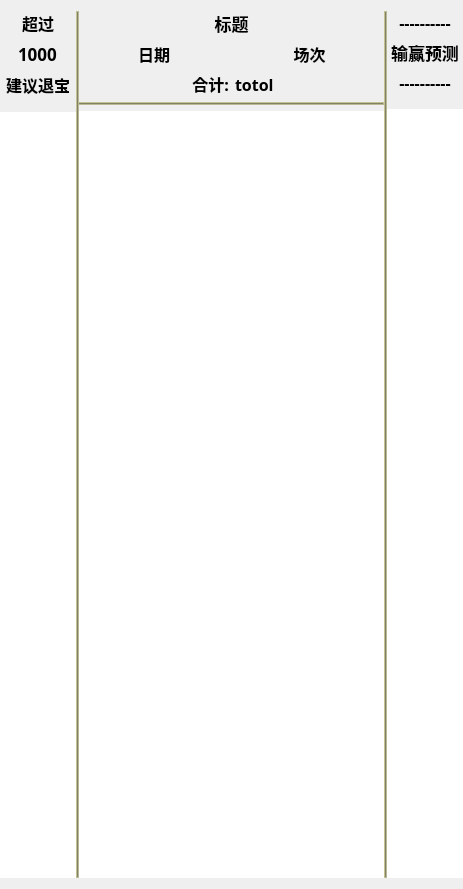
This is wx/QGuiCharts.ui in weibo6631352/wx as Qt 5 draws it before an edit. The edited form follows.
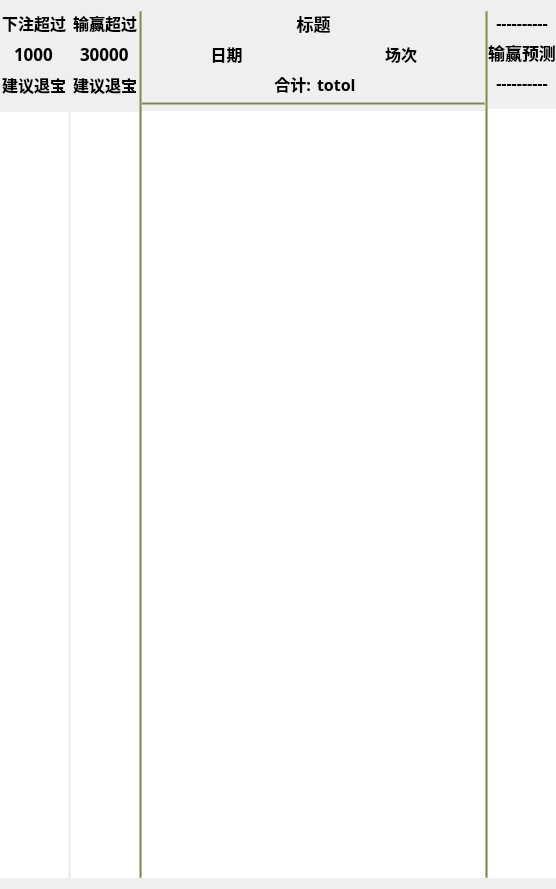
This is the edited form.

Commit message: 1，增加输赢预测建议退宝功能

Patch:
```diff
--- a/wx/QGuiCharts.ui
+++ b/wx/QGuiCharts.ui
@@ -6,14 +6,14 @@
    <rect>
     <x>0</x>
     <y>0</y>
-    <width>463</width>
+    <width>556</width>
     <height>889</height>
    </rect>
   </property>
   <property name="windowTitle">
    <string>QGuiCharts</string>
   </property>
-  <layout class="QHBoxLayout" name="horizontalLayout" stretch="3,0,12,0,3">
+  <layout class="QHBoxLayout" name="horizontalLayout" stretch="1,0,1,0,6,0,1">
    <property name="spacing">
     <number>0</number>
    </property>
@@ -60,7 +60,7 @@
            <string notr="true"/>
           </property>
           <property name="text">
-           <string>超过</string>
+           <string>下注超过</string>
           </property>
           <property name="alignment">
            <set>Qt::AlignCenter</set>
@@ -107,9 +107,6 @@
               <bold>true</bold>
              </font>
             </property>
-            <property name="styleSheet">
-             <string notr="true"/>
-            </property>
             <property name="text">
              <string>建议退宝</string>
             </property>
@@ -143,6 +140,246 @@
       </item>
       <item>
        <widget class="QTableWidget" name="tableWidget_yabaolimit">
+        <property name="maximumSize">
+         <size>
+          <width>85</width>
+          <height>16777215</height>
+         </size>
+        </property>
+        <property name="font">
+         <font>
+          <family>微软雅黑</family>
+          <pointsize>12</pointsize>
+          <weight>75</weight>
+          <bold>true</bold>
+         </font>
+        </property>
+        <property name="focusPolicy">
+         <enum>Qt::NoFocus</enum>
+        </property>
+        <property name="frameShape">
+         <enum>QFrame::NoFrame</enum>
+        </property>
+        <property name="lineWidth">
+         <number>0</number>
+        </property>
+        <property name="verticalScrollBarPolicy">
+         <enum>Qt::ScrollBarAlwaysOff</enum>
+        </property>
+        <property name="horizontalScrollBarPolicy">
+         <enum>Qt::ScrollBarAlwaysOff</enum>
+        </property>
+        <property name="autoScroll">
+         <bool>false</bool>
+        </property>
+        <property name="editTriggers">
+         <set>QAbstractItemView::NoEditTriggers</set>
+        </property>
+        <property name="showGrid">
+         <bool>false</bool>
+        </property>
+        <property name="rowCount">
+         <number>36</number>
+        </property>
+        <property name="columnCount">
+         <number>1</number>
+        </property>
+        <attribute name="horizontalHeaderVisible">
+         <bool>false</bool>
+        </attribute>
+        <attribute name="horizontalHeaderDefaultSectionSize">
+         <number>50</number>
+        </attribute>
+        <attribute name="horizontalHeaderHighlightSections">
+         <bool>false</bool>
+        </attribute>
+        <attribute name="horizontalHeaderStretchLastSection">
+         <bool>true</bool>
+        </attribute>
+        <attribute name="verticalHeaderVisible">
+         <bool>false</bool>
+        </attribute>
+        <attribute name="verticalHeaderDefaultSectionSize">
+         <number>20</number>
+        </attribute>
+        <attribute name="verticalHeaderHighlightSections">
+         <bool>false</bool>
+        </attribute>
+        <row/>
+        <row/>
+        <row/>
+        <row/>
+        <row/>
+        <row/>
+        <row/>
+        <row/>
+        <row/>
+        <row/>
+        <row/>
+        <row/>
+        <row/>
+        <row/>
+        <row/>
+        <row/>
+        <row/>
+        <row/>
+        <row/>
+        <row/>
+        <row/>
+        <row/>
+        <row/>
+        <row/>
+        <row/>
+        <row/>
+        <row/>
+        <row/>
+        <row/>
+        <row/>
+        <row/>
+        <row/>
+        <row/>
+        <row/>
+        <row/>
+        <row/>
+        <column/>
+       </widget>
+      </item>
+     </layout>
+    </widget>
+   </item>
+   <item>
+    <spacer name="horizontalSpacer">
+     <property name="orientation">
+      <enum>Qt::Horizontal</enum>
+     </property>
+     <property name="sizeHint" stdset="0">
+      <size>
+       <width>3</width>
+       <height>20</height>
+      </size>
+     </property>
+    </spacer>
+   </item>
+   <item>
+    <widget class="QWidget" name="widget_yabaoshuyinglimit" native="true">
+     <property name="sizePolicy">
+      <sizepolicy hsizetype="Expanding" vsizetype="Expanding">
+       <horstretch>0</horstretch>
+       <verstretch>0</verstretch>
+      </sizepolicy>
+     </property>
+     <layout class="QVBoxLayout" name="verticalLayout_6">
+      <property name="leftMargin">
+       <number>0</number>
+      </property>
+      <property name="topMargin">
+       <number>0</number>
+      </property>
+      <property name="rightMargin">
+       <number>0</number>
+      </property>
+      <property name="bottomMargin">
+       <number>0</number>
+      </property>
+      <item>
+       <layout class="QVBoxLayout" name="verticalLayout_14">
+        <item>
+         <widget class="QLabel" name="label_13">
+          <property name="font">
+           <font>
+            <family>楷体</family>
+            <pointsize>12</pointsize>
+            <weight>75</weight>
+            <bold>true</bold>
+           </font>
+          </property>
+          <property name="styleSheet">
+           <string notr="true"/>
+          </property>
+          <property name="text">
+           <string>输赢超过</string>
+          </property>
+          <property name="alignment">
+           <set>Qt::AlignCenter</set>
+          </property>
+         </widget>
+        </item>
+        <item>
+         <layout class="QHBoxLayout" name="horizontalLayout_15" stretch="0">
+          <item>
+           <widget class="QLineEdit" name="label_yabaoshuyinglimit">
+            <property name="font">
+             <font>
+              <family>楷体</family>
+              <pointsize>13</pointsize>
+              <weight>75</weight>
+              <bold>true</bold>
+             </font>
+            </property>
+            <property name="styleSheet">
+             <string notr="true">background:transparent;
+border-width:0;
+border-style:outset;
+color: rgb(0, 0, 0);</string>
+            </property>
+            <property name="text">
+             <string>30000</string>
+            </property>
+            <property name="alignment">
+             <set>Qt::AlignCenter</set>
+            </property>
+           </widget>
+          </item>
+         </layout>
+        </item>
+        <item>
+         <layout class="QHBoxLayout" name="horizontalLayout_16" stretch="4">
+          <item>
+           <widget class="QLabel" name="label_14">
+            <property name="font">
+             <font>
+              <family>楷体</family>
+              <pointsize>12</pointsize>
+              <weight>75</weight>
+              <bold>true</bold>
+             </font>
+            </property>
+            <property name="styleSheet">
+             <string notr="true"/>
+            </property>
+            <property name="text">
+             <string>建议退宝</string>
+            </property>
+            <property name="alignment">
+             <set>Qt::AlignCenter</set>
+            </property>
+           </widget>
+          </item>
+         </layout>
+        </item>
+       </layout>
+      </item>
+      <item>
+       <widget class="QFrame" name="frame_10">
+        <property name="styleSheet">
+         <string notr="true">background-color: rgba(255, 255, 255, 0);</string>
+        </property>
+        <property name="frameShape">
+         <enum>QFrame::HLine</enum>
+        </property>
+        <property name="frameShadow">
+         <enum>QFrame::Raised</enum>
+        </property>
+        <property name="lineWidth">
+         <number>1</number>
+        </property>
+        <property name="midLineWidth">
+         <number>0</number>
+        </property>
+       </widget>
+      </item>
+      <item>
+       <widget class="QTableWidget" name="tableWidget_yabaoshuyinglimit">
         <property name="maximumSize">
          <size>
           <width>85</width>
```
The commit also changes 1 other file.
